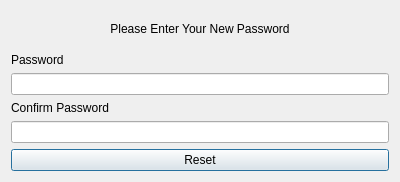
This is designs/xml/reset_password.ui in daniel-deru/WorkMate-3.0 as Qt 5 draws it before an edit. The edited form follows.
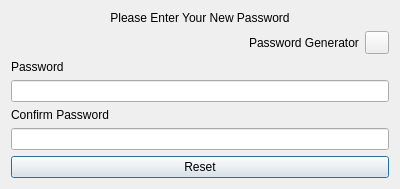
This is the edited form.

Commit message: finished password expiry

What changed in the file:
```diff
--- a/designs/xml/reset_password.ui
+++ b/designs/xml/reset_password.ui
@@ -24,6 +24,40 @@
      </property>
     </widget>
    </item>
+   <item>
+    <layout class="QHBoxLayout" name="horizontalLayout_4">
+     <item>
+      <spacer name="horizontalSpacer">
+       <property name="orientation">
+        <enum>Qt::Horizontal</enum>
+       </property>
+       <property name="sizeHint" stdset="0">
+        <size>
+         <width>40</width>
+         <height>20</height>
+        </size>
+       </property>
+      </spacer>
+     </item>
+     <item>
+      <widget class="QLabel" name="lbl_password_generator">
+       <property name="text">
+        <string>Password Generator</string>
+       </property>
+      </widget>
+     </item>
+     <item>
+      <widget class="QToolButton" name="tbtn_password_generator">
+       <property name="cursor">
+        <cursorShape>PointingHandCursor</cursorShape>
+       </property>
+       <property name="text">
+        <string/>
+       </property>
+      </widget>
+     </item>
+    </layout>
+   </item>
    <item>
     <layout class="QFormLayout" name="formLayout">
      <property name="sizeConstraint">
```
Left out of the diff: 6 changed lines with no effect on the pictures. The commit also changes 31 other files.
